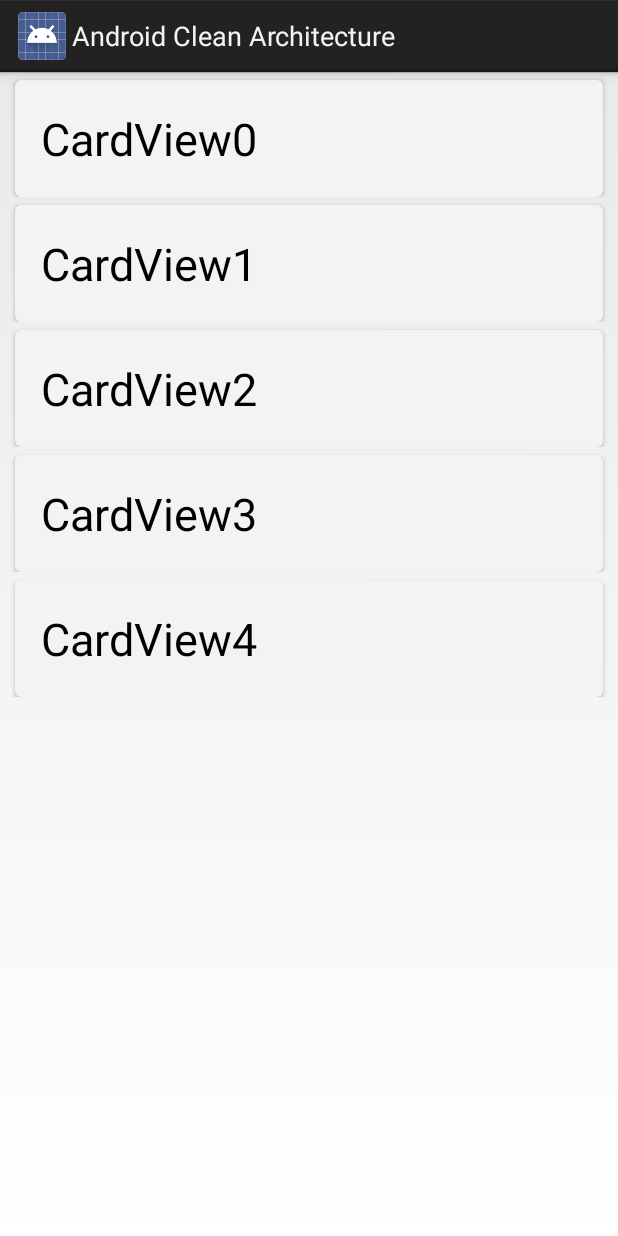
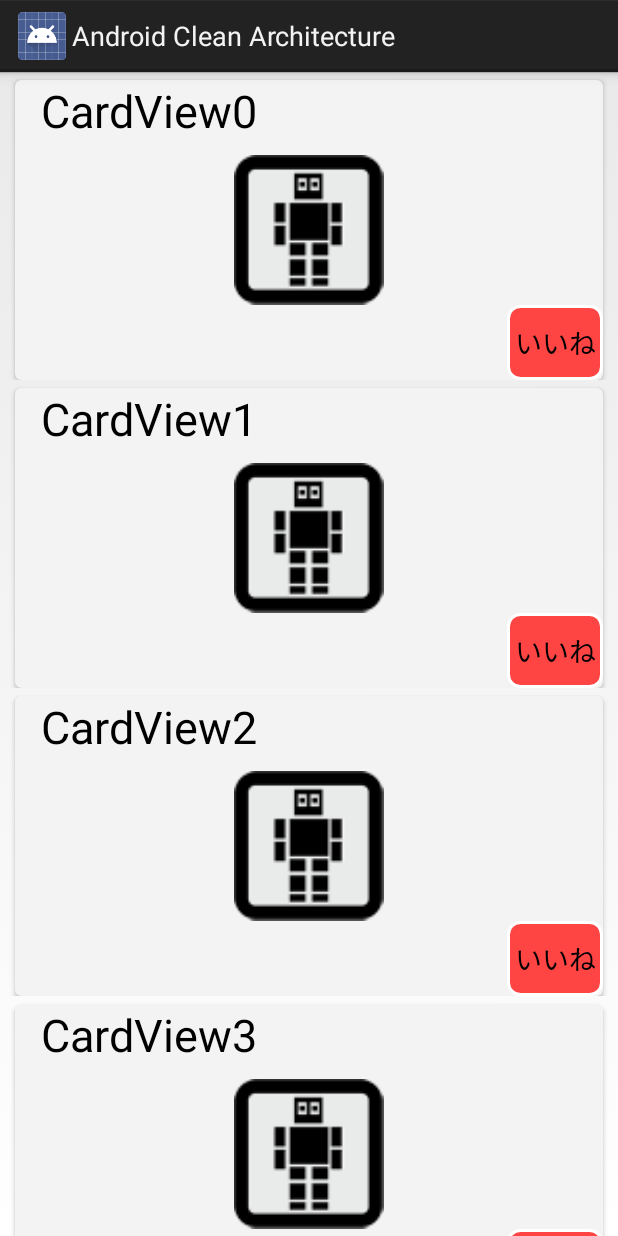
Before and after one commit to ohmuraken/vacatter, an Android app: the TimeLineActivity screen opened directly, with no data from a screen before it, after a tap on an icon or button, on a phone screen of 412 x 824 dp. Run offline under Robolectric (Android 15) with nearby library versions, the phone set to English and light mode, and no system bars; libraries missing offline, so code that uses them is left out: com.squareup.leakcanary.

Commit message:
いいねボタンの設置

```diff
--- a/android/presentation/src/main/java/com/fernandocejas/android10/sample/presentation/view/activity/MainActivity.java
+++ b/android/presentation/src/main/java/com/fernandocejas/android10/sample/presentation/view/activity/MainActivity.java
@@ -1,6 +1,8 @@
 package com.fernandocejas.android10.sample.presentation.view.activity;
 
+import android.content.Intent;
 import android.os.Bundle;
+import android.view.View;
 import android.widget.Button;
 import butterknife.Bind;
 import butterknife.ButterKnife;
@@ -13,6 +15,7 @@ import com.fernandocejas.android10.sample.presentation.R;
 public class MainActivity extends BaseActivity {
 
   @Bind(R.id.btn_LoadData) Button btn_LoadData;
+  @Bind(R.id.btn_LoadTimeTine) Button btn_LoadTimeLine;
 
   @Override
   protected void onCreate(Bundle savedInstanceState) {
@@ -28,4 +31,10 @@ public class MainActivity extends BaseActivity {
   void navigateToUserList() {
     this.navigator.navigateToUserList(this);
   }
+
+  @OnClick(R.id.btn_LoadTimeTine)
+  public void submit(View view) {
+    Intent intent = new Intent(MainActivity.this, TimeLineActivity.class);
+    startActivity(intent);
+  }
 }
--- a/android/presentation/src/main/java/com/fernandocejas/android10/sample/presentation/view/activity/TimeLineActivity.java
+++ b/android/presentation/src/main/java/com/fernandocejas/android10/sample/presentation/view/activity/TimeLineActivity.java
@@ -5,9 +5,9 @@ import android.support.v7.widget.CardView;
 import android.util.Log;
 import android.view.LayoutInflater;
 import android.view.View;
+import android.widget.Button;
 import android.widget.LinearLayout;
 import android.widget.TextView;
-import android.widget.Toast;
 import com.fernandocejas.android10.sample.presentation.R;
 
 /**
@@ -22,15 +22,24 @@ public class TimeLineActivity extends BaseActivity {
     cardLinear.removeAllViews();
     for (int i = 0; i < 5; i++) {
       LayoutInflater inflater = (LayoutInflater) getSystemService(LAYOUT_INFLATER_SERVICE);
-      LinearLayout linearLayout = (LinearLayout) inflater.inflate(R.layout.test_card, null);
+      LinearLayout linearLayout = (LinearLayout) inflater.inflate(R.layout.row_card, null);
       CardView cardView = (CardView) linearLayout.findViewById(R.id.cardView);
       TextView textBox = (TextView) linearLayout.findViewById(R.id.textBox);
+      Button favBtn = (Button) linearLayout.findViewById(R.id.btn_favorite);
+
       textBox.setText("CardView" + i);
       cardView.setTag(i);
+      favBtn.setTag(i);
       cardView.setOnClickListener(new View.OnClickListener() {
         @Override
         public void onClick(View v) {
-          Log.d("CLICKED_NUMBER",String.valueOf(v.getTag()));
+          Log.d("CLICKED_NUMBER", String.valueOf(v.getTag())+"の詳細ページへのリンク");
+        }
+      });
+      favBtn.setOnClickListener(new View.OnClickListener() {
+        @Override
+        public void onClick(View v) {
+          Log.d("CLICKED_NUMBER", String.valueOf(v.getTag()) + "　に「いいね！」が押されました");
         }
       });
       cardLinear.addView(linearLayout, i);
--- /dev/null
+++ b/android/presentation/src/main/res/drawable/button_favorite.xml
@@ -0,0 +1,12 @@
+<?xml version="1.0" encoding="utf-8"?>
+<shape xmlns:android="http://schemas.android.com/apk/res/android"
+    android:shape="rectangle">
+  <solid android:color="#ffff4444"/>
+
+  <corners android:radius="8dp"/>
+
+  <stroke
+      android:color="#ffffff"
+      android:width="2dp"/>
+
+</shape>
--- a/android/presentation/src/main/res/layout/test_card.xml
+++ b/android/presentation/src/main/res/layout/row_card.xml
@@ -9,22 +9,24 @@
       xmlns:android="http://schemas.android.com/apk/res/android"
       xmlns:card_view="http://schemas.android.com/apk/res-auto"
       android:layout_width="match_parent"
-      android:layout_height="78dp"
+      android:layout_height="200dp"
       card_view:cardCornerRadius="4dp"
       android:layout_marginLeft="10dp"
       android:layout_marginRight="10dp"
       android:layout_marginTop="5dp"
       android:id="@+id/cardView">
 
-    <RelativeLayout
+    <LinearLayout
         android:layout_width="match_parent"
         android:layout_height="match_parent"
         android:layout_gravity="center_horizontal"
+        android:orientation="vertical"
         android:id="@+id/cardRelative">
 
       <TextView
           android:layout_width="wrap_content"
-          android:layout_height="wrap_content"
+          android:layout_height="0dp"
+          android:layout_weight="1"
           android:textAppearance="?android:attr/textAppearanceLarge"
           android:text="CardView"
           android:id="@+id/textBox"
@@ -33,6 +35,20 @@
           android:layout_marginLeft="17dp"
           android:layout_marginStart="17dp"/>
 
-    </RelativeLayout>
+      <ImageView
+          android:layout_width="match_parent"
+          android:layout_height="0dp"
+          android:layout_weight="2"
+          android:src="@drawable/ic_launcher"/>
+
+      <Button
+          android:id="@+id/btn_favorite"
+          android:layout_width="wrap_content"
+          android:layout_height="0dp"
+          android:layout_weight="1"
+          android:text="@string/string_text_favorite"
+          android:layout_gravity="end"
+          android:background="@drawable/button_favorite"/>
+    </LinearLayout>
   </android.support.v7.widget.CardView>
 </LinearLayout>
--- a/android/presentation/src/main/res/values/strings.xml
+++ b/android/presentation/src/main/res/values/strings.xml
@@ -9,6 +9,7 @@
   <string name="btn_text_load_data">Load Sample Data</string>
   <string name="btn_text_load_time_line">Load Time Line</string>
   <string name="btn_text_retry">Retry</string>
+  <string name="string_text_favorite">いいね</string>
 
   <string name="view_text_email">Email:</string>
   <string name="view_text_followers">Followers:</string>
```
